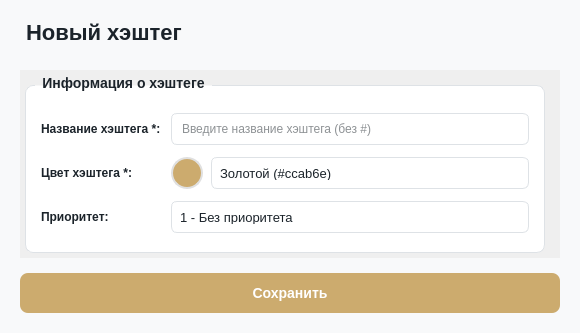
Qt form client/ui/system/tags/tag_dialog.ui (lerakaplich/Documents) before a commit.
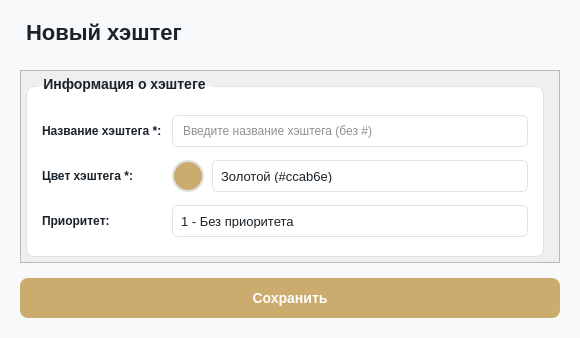
The same form after that commit. Icons and pictures are not drawn.

Diff of the .ui file:
```diff
--- a/client/ui/system/tags/tag_dialog.ui
+++ b/client/ui/system/tags/tag_dialog.ui
@@ -7,7 +7,7 @@
     <x>0</x>
     <y>0</y>
     <width>580</width>
-    <height>333</height>
+    <height>338</height>
    </rect>
   </property>
   <property name="minimumSize">
@@ -98,7 +98,67 @@
 QScrollBar::add-page:horizontal,
 QScrollBar::sub-page:horizontal {
     background: none;
-}</string>
+}
+
+QComboBox {
+    border: 1px solid #dee2e6;
+    border-radius: 6px;
+    padding: 8px;
+    padding-right: 30px;
+    background-color: white;
+    color: #1B232A;
+    font-size: 13px;
+    outline: none;
+}
+
+QComboBox:hover {
+    border-color: #ccab6e;
+}
+
+QComboBox:focus {
+    border: 2px solid #ccab6e;
+}
+
+QComboBox::drop-down {
+    subcontrol-origin: padding;
+    subcontrol-position: top right;
+    width: 30px;
+    border: none;
+}
+
+QComboBox::down-arrow {
+    image: url(D:/Documents/client/icons/down_arrow_combo.svg);
+    width: 16px;
+    height: 16px;
+    margin-right: 6px;
+}
+
+QComboBox QAbstractItemView {
+    border-radius: 6px;
+    background-color: white;
+    color: #1B232A;
+    padding: 4px;
+    outline: none;
+    border: 1px solid #ccab6e;
+}
+
+QComboBox QAbstractItemView::item {
+    padding: 8px;
+    color: #1B232A;
+    border: none;
+    outline: none;
+}
+
+QComboBox QAbstractItemView::item:hover {
+    background-color: #e3f2fd;
+    color: #1B232A;
+}
+
+QComboBox QAbstractItemView::item:selected {
+    background-color: #e3f2fd;
+    color: #1B232A;
+}
+</string>
   </property>
   <layout class="QVBoxLayout" name="mainLayout">
    <property name="spacing">
@@ -129,35 +189,7 @@
    <item>
     <widget class="QScrollArea" name="scrollArea">
      <property name="styleSheet">
-      <string notr="true">
-QScrollArea {
-    border: none;
-    background-color: transparent;
-}
-QScrollBar:vertical {
-    background: #e8e8e8;
-    width: 10px;
-    border-radius: 5px;
-    margin: 2px;
-}
-QScrollBar::handle:vertical {
-    background: #ccab6e;
-    border-radius: 5px;
-    min-height: 30px;
-}
-QScrollBar::handle:vertical:hover {
-    background: #b8945a;
-}
-QScrollBar::handle:vertical:pressed {
-    background: #a07d4a;
-}
-QScrollBar::add-line:vertical, QScrollBar::sub-line:vertical {
-    height: 0px;
-}
-QScrollBar::add-page:vertical, QScrollBar::sub-page:vertical {
-    background: none;
-}
-</string>
+      <string notr="true"/>
      </property>
      <property name="widgetResizable">
       <bool>true</bool>
@@ -167,8 +199,8 @@
        <rect>
         <x>0</x>
         <y>0</y>
-        <width>540</width>
-        <height>181</height>
+        <width>538</width>
+        <height>184</height>
        </rect>
       </property>
       <layout class="QVBoxLayout" name="scrollLayout">
@@ -300,7 +332,7 @@
             <property name="minimumSize">
              <size>
               <width>0</width>
-              <height>32</height>
+              <height>0</height>
              </size>
             </property>
             <property name="maximumSize">
@@ -313,62 +345,7 @@
              <string>Выберите приоритет хэштега</string>
             </property>
             <property name="styleSheet">
-             <string notr="true">QComboBox {
-    border: 1px solid #dee2e6;
-    border-radius: 6px;
-    padding: 8px;
-    padding-right: 25px;
-    background-color: white;
-    color: #1B232A;
-    font-size: 13px;
-    outline: none;
-}
-
-QComboBox:hover {
-    border-color: #ccab6e;
-}
-
-QComboBox::drop-down {
-    border: none;
-    width: 20px;
-}
-
-QComboBox::down-arrow {
-    image: none;
-    border: none;
-    width: 0px;
-    height: 0px;
-}
-
-QComboBox QAbstractItemView {
-    border-radius: 6px;
-    background-color: white;
-    color: #1B232A;
-    padding: 4px;
-    outline: none;
-}
-
-QComboBox QAbstractItemView::item {
-    padding: 8px;
-    color: #1B232A;
-    border: none;
-    outline: none;
-}
-
-QComboBox QAbstractItemView::item:hover {
-    background-color: #e3f2fd;
-    color: #1B232A;
-}
-
-QComboBox QAbstractItemView::item:selected {
-    background-color: #e3f2fd;
-    color: #1B232A;
-}
-
-QComboBox QAbstractItemView::item:focus {
-    outline: none;
-    border: none;
-}</string>
+             <string notr="true"/>
             </property>
             <property name="currentIndex">
              <number>0</number>
@@ -443,7 +420,7 @@
               <property name="minimumSize">
                <size>
                 <width>200</width>
-                <height>32</height>
+                <height>0</height>
                </size>
               </property>
               <property name="maximumSize">
@@ -453,62 +430,7 @@
                </size>
               </property>
               <property name="styleSheet">
-               <string notr="true">QComboBox {
-    border: 1px solid #dee2e6;
-    border-radius: 6px;
-    padding: 8px;
-    padding-right: 25px;
-    background-color: white;
-    color: #1B232A;
-    font-size: 13px;
-    outline: none;
-}
-
-QComboBox:hover {
-    border-color: #ccab6e;
-}
-
-QComboBox::drop-down {
-    border: none;
-    width: 20px;
-}
-
-QComboBox::down-arrow {
-    image: none;
-    border: none;
-    width: 0px;
-    height: 0px;
-}
-
-QComboBox QAbstractItemView {
-    border-radius: 6px;
-    background-color: white;
-    color: #1B232A;
-    padding: 4px;
-    outline: none;
-}
-
-QComboBox QAbstractItemView::item {
-    padding: 8px;
-    color: #1B232A;
-    border: none;
-    outline: none;
-}
-
-QComboBox QAbstractItemView::item:hover {
-    background-color: #e3f2fd;
-    color: #1B232A;
-}
-
-QComboBox QAbstractItemView::item:selected {
-    background-color: #e3f2fd;
-    color: #1B232A;
-}
-
-QComboBox QAbstractItemView::item:focus {
-    outline: none;
-    border: none;
-}</string>
+               <string notr="true"/>
               </property>
               <property name="currentIndex">
                <number>0</number>
```
